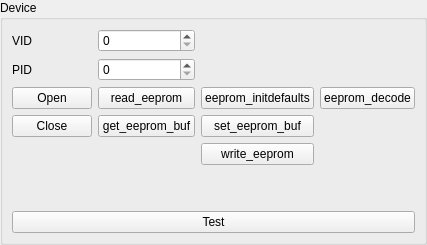
First picture: the form in Qt/mega_git_tests/Test_libFTDI/src/test_libftdi_mainbox/src/ui/test_libftdi_mainbox.ui, repository RinatB2017/mega_GIT, before the edit.
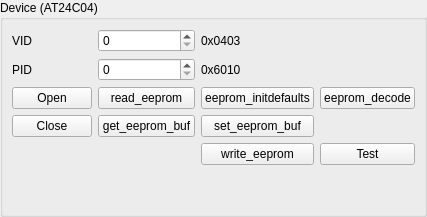
Second picture: the form after the edit. Custom widgets are drawn as their Qt base class.

Patch:
```diff
--- a/Qt/mega_git_tests/Test_libFTDI/src/test_libftdi_mainbox/src/ui/test_libftdi_mainbox.ui
+++ b/Qt/mega_git_tests/Test_libFTDI/src/test_libftdi_mainbox/src/ui/test_libftdi_mainbox.ui
@@ -2,6 +2,12 @@
 <ui version="4.0">
  <class>MainBox</class>
  <widget class="QWidget" name="MainBox">
+  <property name="sizePolicy">
+   <sizepolicy hsizetype="Fixed" vsizetype="Preferred">
+    <horstretch>0</horstretch>
+    <verstretch>0</verstretch>
+   </sizepolicy>
+  </property>
   <property name="windowTitle">
    <string>Dialog</string>
   </property>
@@ -27,7 +33,7 @@
       </sizepolicy>
      </property>
      <property name="title">
-      <string>Device</string>
+      <string>Device (AT24C04)</string>
      </property>
      <layout class="QVBoxLayout" name="verticalLayout_2">
       <item>
@@ -108,6 +114,27 @@
         <item row="1" column="1">
          <widget class="HexSpinBox" name="sb_PID"/>
         </item>
+        <item row="4" column="3">
+         <widget class="QPushButton" name="btn_test">
+          <property name="text">
+           <string>Test</string>
+          </property>
+         </widget>
+        </item>
+        <item row="0" column="2">
+         <widget class="QLabel" name="label_3">
+          <property name="text">
+           <string>0x0403</string>
+          </property>
+         </widget>
+        </item>
+        <item row="1" column="2">
+         <widget class="QLabel" name="label_4">
+          <property name="text">
+           <string>0x6010</string>
+          </property>
+         </widget>
+        </item>
        </layout>
       </item>
       <item>
@@ -123,13 +150,6 @@
         </property>
        </spacer>
       </item>
-      <item>
-       <widget class="QPushButton" name="btn_test">
-        <property name="text">
-         <string>Test</string>
-        </property>
-       </widget>
-      </item>
      </layout>
     </widget>
    </item>
```
Left out of the diff: 3 changed lines with no effect on the pictures.
